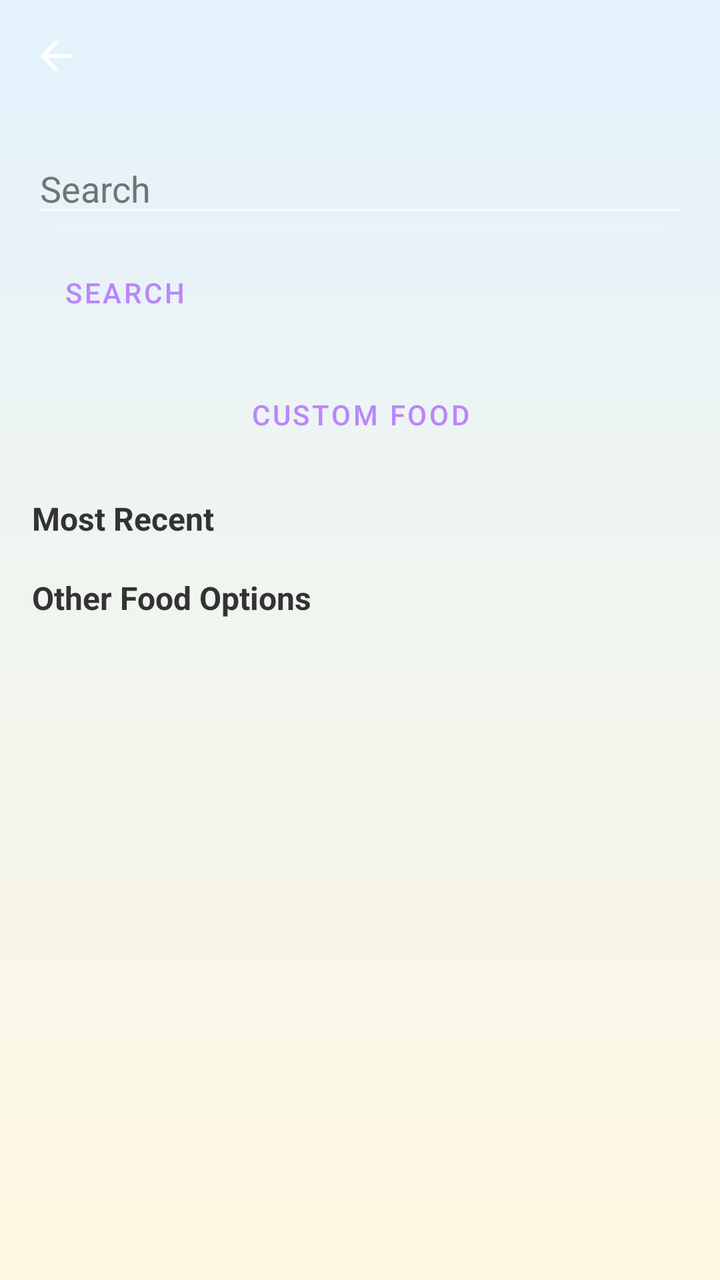
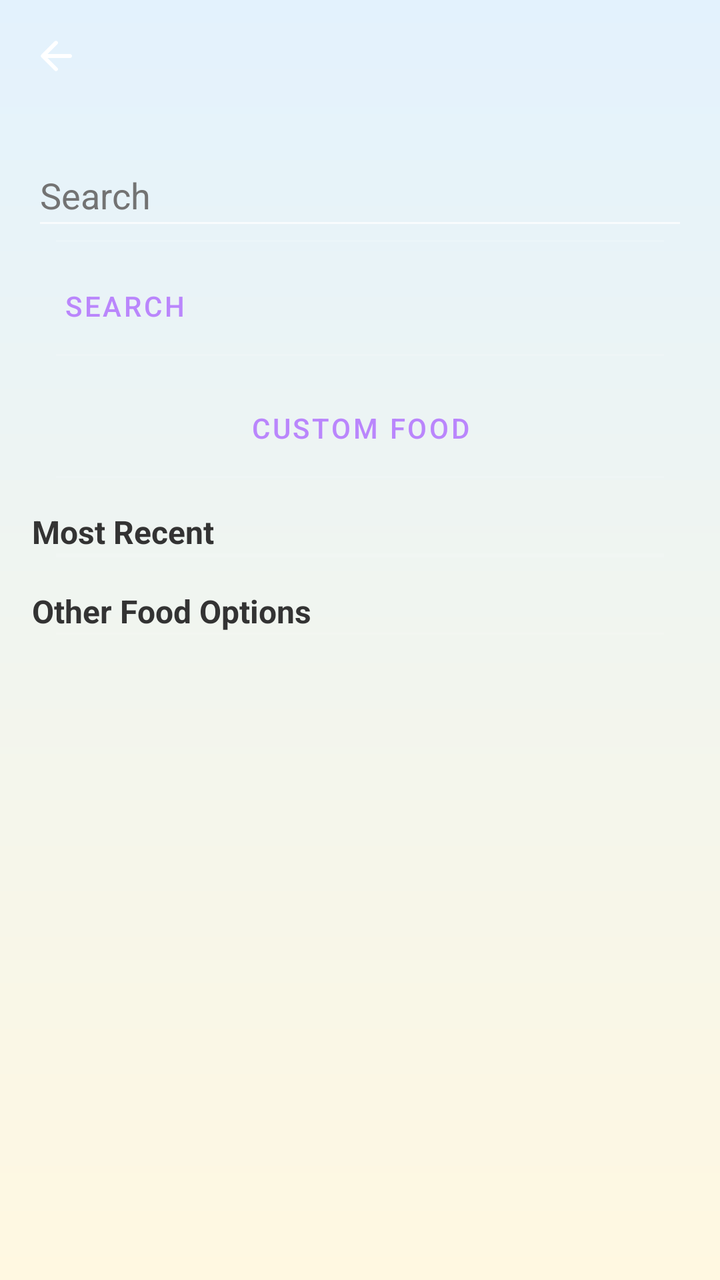

Screens rendered from an Android XML layout before and after an edit, with the pre-edit source and the edit as a unified diff.
<!-- AndroidManifest.xml: application theme Theme.PokemonMealtimeMasters -->
<!-- res/layout/sheet_meal_logging.xml -->
<?xml version="1.0" encoding="utf-8"?>
<LinearLayout
    xmlns:android="http://schemas.android.com/apk/res/android"
    xmlns:app ="http://schemas.android.com/apk/res-auto"
    android:orientation="vertical"
    android:background="@drawable/bg_gradient"
    android:layout_width="match_parent"
    android:layout_height="match_parent">

    <com.google.android.material.appbar.MaterialToolbar
        android:id="@+id/toolbar"
        android:layout_width="match_parent"
        android:layout_height="?attr/actionBarSize"
        app:navigationIcon="@drawable/ic_back_arrow"
        android:background="@android:color/transparent"
        android:title="@string/log_a_meal"
        android:titleTextColor="@android:color/black"/>

    <ScrollView
        android:layout_width="match_parent"
        android:layout_height="0dp"
        android:layout_weight="1"
        android:padding="16dp">

        <LinearLayout
            android:orientation="vertical"
            android:layout_width="match_parent"
            android:layout_height="wrap_content"
            android:divider="?android:attr/dividerVertical"
            android:showDividers="middle"
            android:dividerPadding="12dp">

            
            <EditText
                android:id="@+id/search_input"
                android:layout_width="match_parent"
                android:layout_height="wrap_content"
                android:autofillHints=""
                android:hint="@string/search"
                android:inputType="text"
                android:textColorHint="@color/grey"
                android:textColor="@android:color/black"/>

            
            <Button
                android:id="@+id/search_button"
                style="@style/Widget.MaterialComponents.Button.OutlinedButton"
                android:layout_width="wrap_content"
                android:layout_height="wrap_content"
                android:text="@string/search"
                android:layout_marginTop="8dp"/>

            
            <Button
                android:id="@+id/button_custom_food"
                style="@style/Widget.MaterialComponents.Button.OutlinedButton"
                android:layout_width="match_parent"
                android:layout_height="wrap_content"
                android:text="@string/custom_food"
                android:layout_marginTop="12dp"/>

            
            <androidx.recyclerview.widget.RecyclerView
                android:id="@+id/search_results_recycler"
                android:layout_width="match_parent"
                android:layout_height="wrap_content"
                android:nestedScrollingEnabled="false"
                android:visibility="gone"
                android:layout_marginTop="12dp"/>

            
            <TextView
                android:layout_width="wrap_content"
                android:layout_height="wrap_content"
                android:text="@string/most_recent"
                android:textSize="16sp"
                android:textStyle="bold"
                android:textColor="#333"
                android:layout_marginTop="16dp"/>

            <androidx.recyclerview.widget.RecyclerView
                android:id="@+id/recycler_recent"
                android:layout_width="match_parent"
                android:layout_height="wrap_content"
                android:nestedScrollingEnabled="false"/>

            
            <TextView
                android:layout_width="wrap_content"
                android:layout_height="wrap_content"
                android:text="@string/other_food_options"
                android:textSize="16sp"
                android:textStyle="bold"
                android:textColor="#333"
                android:layout_marginTop="16dp"/>

            <androidx.recyclerview.widget.RecyclerView
                android:id="@+id/recycler_preset"
                android:layout_width="match_parent"
                android:layout_height="wrap_content"
                android:nestedScrollingEnabled="false"/>

        </LinearLayout>
    </ScrollView>
</LinearLayout>
<!-- resources referenced by this layout -->
<resources>
  <color name="grey">#737373</color>
  <!-- drawable bg_gradient (drawable) -->
  <?xml version="1.0" encoding="utf-8"?>
  <shape xmlns:android="http://schemas.android.com/apk/res/android">
      <gradient
          android:angle="270"
          android:startColor="#FFE3F2FD"
          android:endColor="#FFFFF8E1"
          android:type="linear"/>
  </shape>
  <!-- drawable ic_back_arrow (drawable) -->
  <vector xmlns:android="http://schemas.android.com/apk/res/android" android:autoMirrored="true" android:height="24dp" android:tint="#FFFFFF" android:viewportHeight="24" android:viewportWidth="24" android:width="24dp">
        
      <path android:fillColor="@android:color/white" android:pathData="M19,11H7.83l4.88,-4.88c0.39,-0.39 0.39,-1.03 0,-1.42 -0.39,-0.39 -1.02,-0.39 -1.41,0l-6.59,6.59c-0.39,0.39 -0.39,1.02 0,1.41l6.59,6.59c0.39,0.39 1.02,0.39 1.41,0 0.39,-0.39 0.39,-1.02 0,-1.41L7.83,13H19c0.55,0 1,-0.45 1,-1s-0.45,-1 -1,-1z"/>
      
  </vector>
  <string name="custom_food">Custom Food</string>
  <string name="log_a_meal">Log a Meal</string>
  <string name="most_recent">Most Recent</string>
  <string name="other_food_options">Other Food Options</string>
  <string name="search">Search</string>
  <style name="Theme.PokemonMealtimeMasters" parent="Theme.MaterialComponents.NoActionBar">
          <item name="toolbarStyle">@style/MyToolbar</item>
      </style>
  <style name="MyToolbar" parent="Widget.MaterialComponents.Toolbar">
          <item name="titleTextColor">@android:color/black</item>
      </style>
</resources>

<!-- the commit's change to res/layout/sheet_meal_logging.xml (unified diff, before → after) -->
@@ -38,8 +38,9 @@
                 android:autofillHints=""
                 android:hint="@string/search"
                 android:inputType="text"
-                android:textColorHint="@color/grey"
-                android:textColor="@android:color/black"/>
+                android:minHeight="48dp"
+                android:textColor="@android:color/black"
+                android:textColorHint="@color/grey" />
 
             
             <Button
